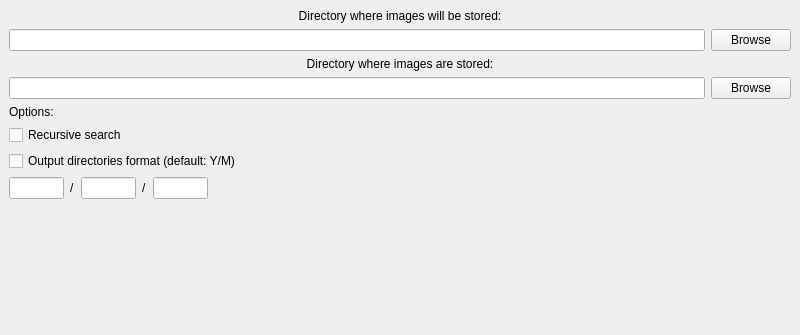
Qt form src/MainWindow.ui (rocsalvador/mediarranger) before a commit; both pictures show x 0 to 800 and y 0 to 335 of the 800 by 600 pixel window.
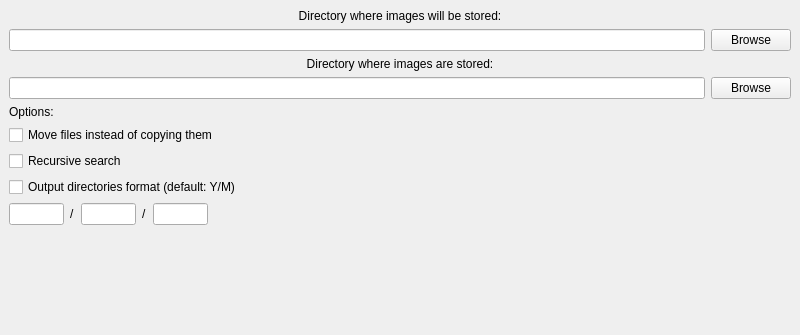
The same form after that commit.

Commit message: copy/move and sort date is the oldest (modified/created)

Diff of the .ui file:
```diff
--- a/src/MainWindow.ui
+++ b/src/MainWindow.ui
@@ -100,6 +100,13 @@
         </property>
        </widget>
       </item>
+      <item>
+       <widget class="QCheckBox" name="checkBox_3">
+        <property name="text">
+         <string>Move files instead of copying them</string>
+        </property>
+       </widget>
+      </item>
       <item>
        <widget class="QCheckBox" name="checkBox">
         <property name="text">
```
The commit also changes 3 other files.
